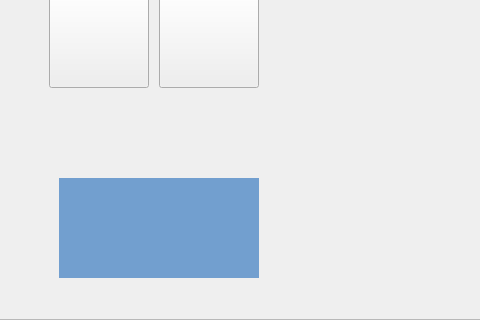
Old version of the form widget.ui in the repository nanxing23/Smart-desk; both pictures show x 0 to 480 and y 160 to 480 of the 800 by 480 pixel window.
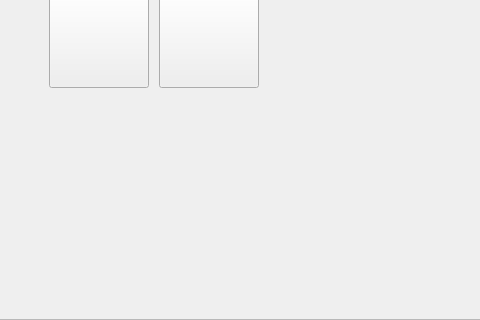
New version of the form. Icons and pictures are not drawn.

The edit to the form file:
```diff
--- a/widget.ui
+++ b/widget.ui
@@ -46,35 +46,6 @@
    <property name="frameShadow">
     <enum>QFrame::Raised</enum>
    </property>
-   <widget class="QLabel" name="label">
-    <property name="geometry">
-     <rect>
-      <x>60</x>
-      <y>340</y>
-      <width>200</width>
-      <height>100</height>
-     </rect>
-    </property>
-    <property name="minimumSize">
-     <size>
-      <width>200</width>
-      <height>100</height>
-     </size>
-    </property>
-    <property name="maximumSize">
-     <size>
-      <width>200</width>
-      <height>100</height>
-     </size>
-    </property>
-    <property name="styleSheet">
-     <string notr="true">QLabel{background-color: rgb(114, 159, 207);font-size:24px;}
-</string>
-    </property>
-    <property name="text">
-     <string/>
-    </property>
-   </widget>
    <widget class="QPushButton" name="shezhi">
     <property name="geometry">
      <rect>
```
